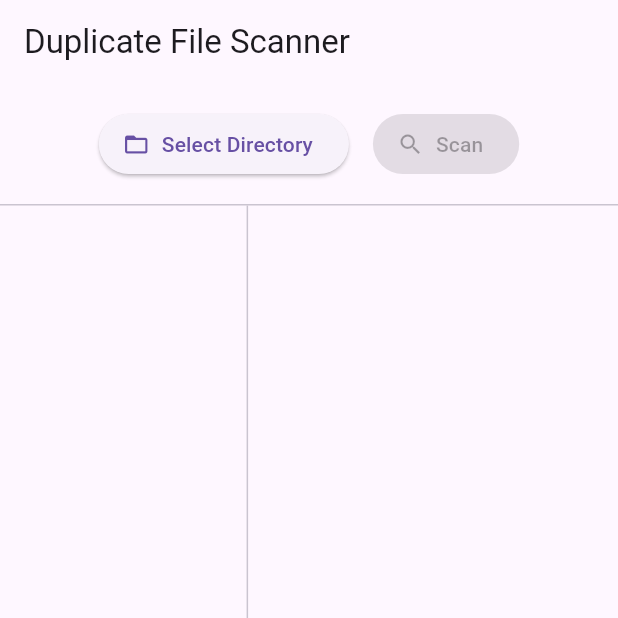
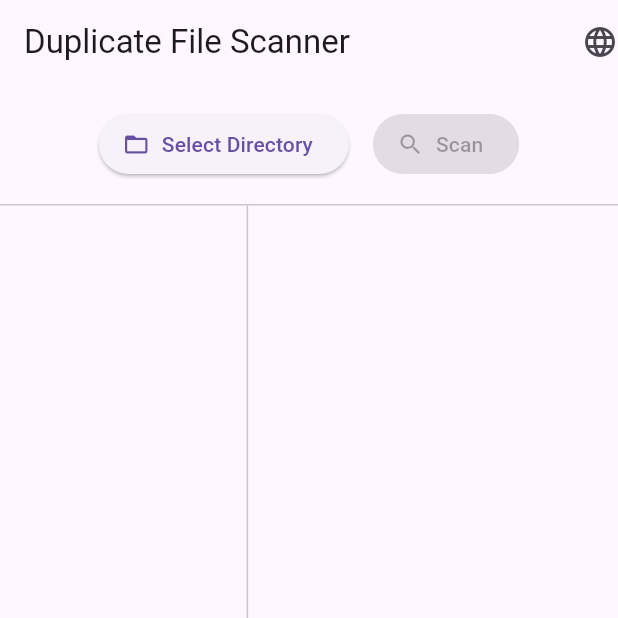
Before and after one commit to Mayi21/duplicate_file_scanner, a Flutter app: the screen it shows after launch, on a phone screen of 412 x 824 dp, the top half of it. Run offline on Flutter 3.47's test engine with Material 3 defaults, Android fonts, the light colour scheme and no system bars; our stand-ins replace file_picker, shared_preferences, video_player.

Commit message:
增加国际化，支持中英文

```diff
--- /dev/null
+++ b/l10n.yaml
@@ -0,0 +1,3 @@
+arb-dir: lib/l10n
+template-arb-file: app_en.arb
+output-localization-file: app_localizations.dart
--- a/lib/l10n/app_localizations.dart
+++ b/lib/l10n/app_localizations.dart
@@ -133,6 +133,102 @@ abstract class AppLocalizations {
   /// In en, this message translates to:
   /// **'OK'**
   String get ok;
+
+  /// No description provided for @selected.
+  ///
+  /// In en, this message translates to:
+  /// **'Selected'**
+  String get selected;
+
+  /// No description provided for @progress.
+  ///
+  /// In en, this message translates to:
+  /// **'Progress'**
+  String get progress;
+
+  /// No description provided for @hash.
+  ///
+  /// In en, this message translates to:
+  /// **'Hash'**
+  String get hash;
+
+  /// No description provided for @size.
+  ///
+  /// In en, this message translates to:
+  /// **'Size'**
+  String get size;
+
+  /// No description provided for @bytes.
+  ///
+  /// In en, this message translates to:
+  /// **'bytes'**
+  String get bytes;
+
+  /// No description provided for @preview.
+  ///
+  /// In en, this message translates to:
+  /// **'Preview'**
+  String get preview;
+
+  /// No description provided for @delete.
+  ///
+  /// In en, this message translates to:
+  /// **'Delete'**
+  String get delete;
+
+  /// No description provided for @deleteFile.
+  ///
+  /// In en, this message translates to:
+  /// **'Delete File?'**
+  String get deleteFile;
+
+  /// No description provided for @deleteConfirmation.
+  ///
+  /// In en, this message translates to:
+  /// **'Are you sure you want to permanently delete this file?'**
+  String get deleteConfirmation;
+
+  /// No description provided for @cancel.
+  ///
+  /// In en, this message translates to:
+  /// **'Cancel'**
+  String get cancel;
+
+  /// No description provided for @selectGroupOrFile.
+  ///
+  /// In en, this message translates to:
+  /// **'Select a group or file to preview'**
+  String get selectGroupOrFile;
+
+  /// No description provided for @noPreviewAvailable.
+  ///
+  /// In en, this message translates to:
+  /// **'No preview available for this file type'**
+  String get noPreviewAvailable;
+
+  /// No description provided for @errorDeletingFile.
+  ///
+  /// In en, this message translates to:
+  /// **'Error deleting file'**
+  String get errorDeletingFile;
+
+  /// No description provided for @language.
+  ///
+  /// In en, this message translates to:
+  /// **'Language'**
+  String get language;
+
+  /// No description provided for @english.
+  ///
+  /// In en, this message translates to:
+  /// **'English'**
+  String get english;
+
+  /// No description provided for @chinese.
+  ///
+  /// In en, this message translates to:
+  /// **'中文'**
+  String get chinese;
 }
 
 class _AppLocalizationsDelegate
--- a/lib/main.dart
+++ b/lib/main.dart
@@ -1,7 +1,9 @@
 import 'package:flutter/material.dart';
 import 'package:provider/provider.dart';
 
+import 'l10n/app_localizations.dart';
 import 'providers/file_scanner_provider.dart';
+import 'providers/language_provider.dart';
 import 'screens/home_screen.dart';
 
 void main() {
@@ -13,15 +15,25 @@ class MyApp extends StatelessWidget {
 
   @override
   Widget build(BuildContext context) {
-    return ChangeNotifierProvider(
-      create: (context) => FileScannerProvider(),
-      child: MaterialApp(
+    return MultiProvider(
+      providers: [
+        ChangeNotifierProvider(create: (context) => FileScannerProvider()),
+        ChangeNotifierProvider(create: (context) => LanguageProvider()),
+      ],
+      child: Consumer<LanguageProvider>(
+        builder: (context, languageProvider, child) {
+          return MaterialApp(
             title: 'Duplicate File Scanner',
+            locale: languageProvider.locale,
+            localizationsDelegates: AppLocalizations.localizationsDelegates,
+            supportedLocales: AppLocalizations.supportedLocales,
             theme: ThemeData(
               primarySwatch: Colors.blue,
               visualDensity: VisualDensity.adaptivePlatformDensity,
             ),
             home: const HomeScreen(),
+          );
+        },
       ),
     );
   }
--- /dev/null
+++ b/lib/providers/language_provider.dart
@@ -0,0 +1,26 @@
+import 'package:flutter/material.dart';
+import 'package:shared_preferences/shared_preferences.dart';
+
+class LanguageProvider extends ChangeNotifier {
+  Locale _locale = const Locale('en');
+
+  Locale get locale => _locale;
+
+  LanguageProvider() {
+    _loadLanguage();
+  }
+
+  void _loadLanguage() async {
+    final prefs = await SharedPreferences.getInstance();
+    final languageCode = prefs.getString('language_code') ?? 'en';
+    _locale = Locale(languageCode);
+    notifyListeners();
+  }
+
+  void setLanguage(String languageCode) async {
+    _locale = Locale(languageCode);
+    final prefs = await SharedPreferences.getInstance();
+    await prefs.setString('language_code', languageCode);
+    notifyListeners();
+  }
+}
--- a/lib/screens/home_screen.dart
+++ b/lib/screens/home_screen.dart
@@ -4,8 +4,9 @@ import 'package:file_picker/file_picker.dart';
 import 'package:flutter/material.dart';
 import 'package:provider/provider.dart';
 
-import '../models/file_model.dart';
+import '../l10n/app_localizations.dart';
 import '../providers/file_scanner_provider.dart';
+import '../providers/language_provider.dart';
 import '../widgets/preview_panel.dart';
 
 import 'video_preview_screen.dart';
@@ -13,7 +14,7 @@ import 'video_preview_screen.dart';
 class HomeScreen extends StatelessWidget {
   const HomeScreen({super.key});
 
-  Widget _buildSingleFilePreview(String path) {
+  Widget _buildSingleFilePreview(BuildContext context, String path) {
     final extension = path.toLowerCase().substring(path.lastIndexOf('.'));
     final imageExtensions = ['.png', '.jpg', '.jpeg', '.gif', '.bmp', '.webp'];
     final videoExtensions = ['.mp4', '.mov', '.avi', '.mkv', '.wmv'];
@@ -23,18 +24,37 @@ class HomeScreen extends StatelessWidget {
     } else if (videoExtensions.contains(extension)) {
       return VideoPreviewScreen(videoPath: path);
     } else {
-      return Center(child: Text("No preview available for this file type: $extension"));
+      return Center(child: Text("${AppLocalizations.of(context)!.noPreviewAvailable}: $extension"));
     }
   }
 
   @override
   Widget build(BuildContext context) {
     final provider = Provider.of<FileScannerProvider>(context);
-    final selectedGroup = provider.groupForPreview;
+    final l10n = AppLocalizations.of(context)!;
 
     return Scaffold(
       appBar: AppBar(
-        title: const Text("Duplicate File Scanner"),
+        title: Text(l10n.appTitle),
+        actions: [
+          PopupMenuButton<String>(
+            onSelected: (String result) {
+              final languageProvider = Provider.of<LanguageProvider>(context, listen: false);
+              languageProvider.setLanguage(result);
+            },
+            itemBuilder: (BuildContext context) => <PopupMenuEntry<String>>[
+              PopupMenuItem<String>(
+                value: 'en',
+                child: Text(l10n.english),
+              ),
+              PopupMenuItem<String>(
+                value: 'zh',
+                child: Text(l10n.chinese),
+              ),
+            ],
+            child: Icon(Icons.language),
+          ),
+        ],
       ),
       body: Column(
         children: [
@@ -52,7 +72,7 @@ class HomeScreen extends StatelessWidget {
                       provider.setDirectory(Directory(path));
                     }
                   },
-                  label: const Text("Select Directory"),
+                  label: Text(l10n.selectDirectory),
                 ),
                 const SizedBox(width: 16),
                 ElevatedButton.icon(
@@ -60,7 +80,7 @@ class HomeScreen extends StatelessWidget {
                   onPressed: (provider.selectedDirectory == null || provider.isScanning)
                       ? null
                       : () => provider.startScan(),
-                  label: const Text("Scan"),
+                  label: Text(l10n.scan),
                 ),
               ],
             ),
@@ -68,7 +88,7 @@ class HomeScreen extends StatelessWidget {
           if (provider.selectedDirectory != null && !provider.isScanning)
             Padding(
               padding: const EdgeInsets.only(bottom: 8.0),
-              child: Text("Selected: ${provider.selectedDirectory!.path}", style: Theme.of(context).textTheme.bodySmall),
+              child: Text("${l10n.selected}: ${provider.selectedDirectory!.path}", style: Theme.of(context).textTheme.bodySmall),
             ),
           if (provider.isScanning)
             Padding(
@@ -96,8 +116,8 @@ class HomeScreen extends StatelessWidget {
                       return ExpansionTile(
                         key: PageStorageKey(group.hash), // Keep expansion state
                         leading: CircleAvatar(child: Text("${group.paths.length}")),
-                        title: Text("Hash: ${group.hash.substring(0, 10)}..."),
-                        subtitle: Text("Size: ${group.size} bytes"),
+                        title: Text("${l10n.hash}: ${group.hash.substring(0, 10)}..."),
+                        subtitle: Text("${l10n.size}: ${group.size} ${l10n.bytes}"),
                         trailing: Row(
                           mainAxisSize: MainAxisSize.min,
                           children: [
@@ -121,12 +141,12 @@ class HomeScreen extends StatelessWidget {
                                 showDialog(
                                   context: context,
                                   builder: (context) => AlertDialog(
-                                    title: const Text("Delete File?"),
-                                    content: Text("Are you sure you want to permanently delete this file?\n\n$path"),
+                                    title: Text(l10n.deleteFile),
+                                    content: Text("${l10n.deleteConfirmation}\n\n$path"),
                                     actions: [
                                       TextButton(
                                         onPressed: () => Navigator.of(context).pop(),
-                                        child: const Text("Cancel"),
+                                        child: Text(l10n.cancel),
                                       ),
                                       TextButton(
                                         onPressed: () {
@@ -135,12 +155,12 @@ class HomeScreen extends StatelessWidget {
                                             provider.removeFileFromGroup(group.hash, path);
                                           } catch (e) {
                                             ScaffoldMessenger.of(context).showSnackBar(
-                                              SnackBar(content: Text("Error deleting file: $e")),
+                                              SnackBar(content: Text("${l10n.errorDeletingFile}: $e")),
                                             );
                                           }
                                           Navigator.of(context).pop();
                                         },
-                                        child: const Text("Delete", style: TextStyle(color: Colors.red)),
+                                        child: Text(l10n.delete, style: TextStyle(color: Colors.red)),
                                       ),
                                     ],
                                   ),
@@ -159,10 +179,10 @@ class HomeScreen extends StatelessWidget {
                 Expanded(
                   flex: 3,
                   child: provider.fileForPreview != null
-                      ? _buildSingleFilePreview(provider.fileForPreview!)
+                      ? _buildSingleFilePreview(context, provider.fileForPreview!)
                       : (provider.groupForPreview != null
                           ? PreviewPanel(fileGroup: provider.groupForPreview!)
-                          : const Center(child: Text("Select a group or file to preview")))
+                          : Center(child: Text(l10n.selectGroupOrFile)))
                 ),
               ],
             ),
--- a/lib/services/file_scanner_service.dart
+++ b/lib/services/file_scanner_service.dart
@@ -3,7 +3,6 @@ import 'dart:io';
 import 'dart:isolate';
 
 import 'package:crypto/crypto.dart';
-import 'package:flutter/foundation.dart';
 
 import '../models/file_model.dart';
 
--- a/pubspec.yaml
+++ b/pubspec.yaml
@@ -30,6 +30,8 @@ environment:
 dependencies:
   flutter:
     sdk: flutter
+  flutter_localizations:
+    sdk: flutter
 
 
   # The following adds the Cupertino Icons font to your application.
@@ -40,6 +42,7 @@ dependencies:
   crypto: ^3.0.6
   intl: ^0.20.2
   video_player: ^2.10.0
+  shared_preferences: ^2.2.2
 
 dev_dependencies:
   flutter_test:
@@ -57,6 +60,7 @@ dev_dependencies:
 
 # The following section is specific to Flutter packages.
 flutter:
+  generate: true
 
   # The following line ensures that the Material Icons font is
   # included with your application, so that you can use the icons in
```
Also changed, not shown: lib/l10n/app_en.arb (+17 -1 lines), lib/l10n/app_localizations_en.dart (+49 -0 lines), lib/l10n/app_localizations_zh.dart (+48 -0 lines), lib/l10n/app_zh.arb (+17 -1 lines), pubspec.lock, 2 other files. Lines whose indentation alone changed are shown as unchanged.
